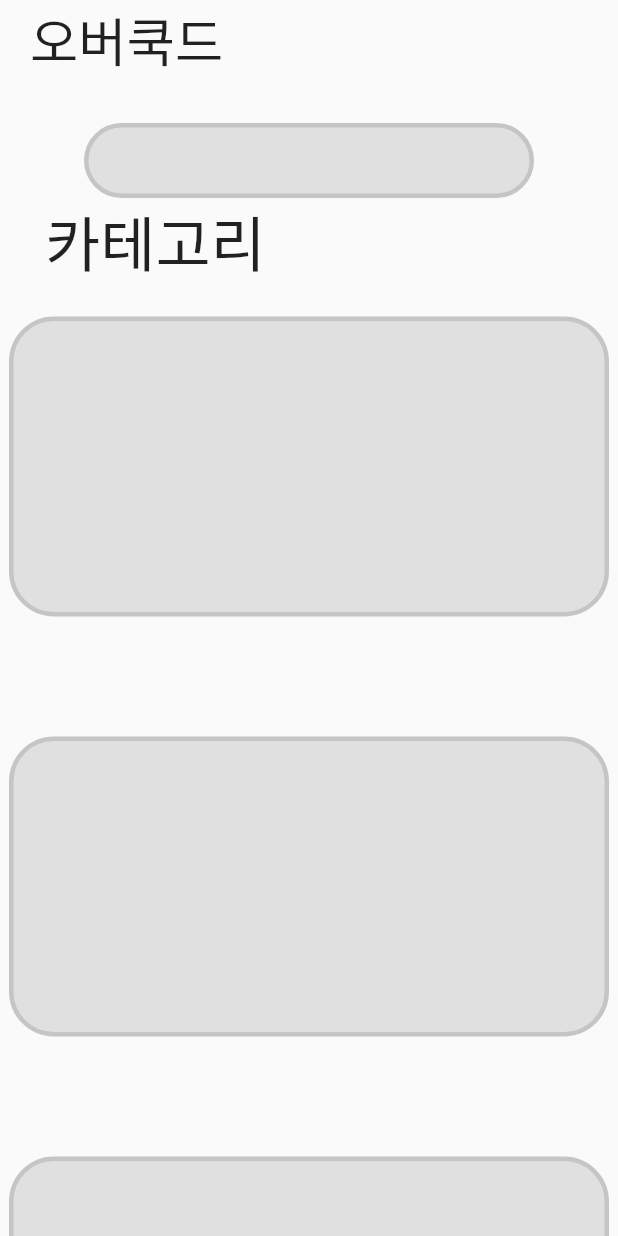
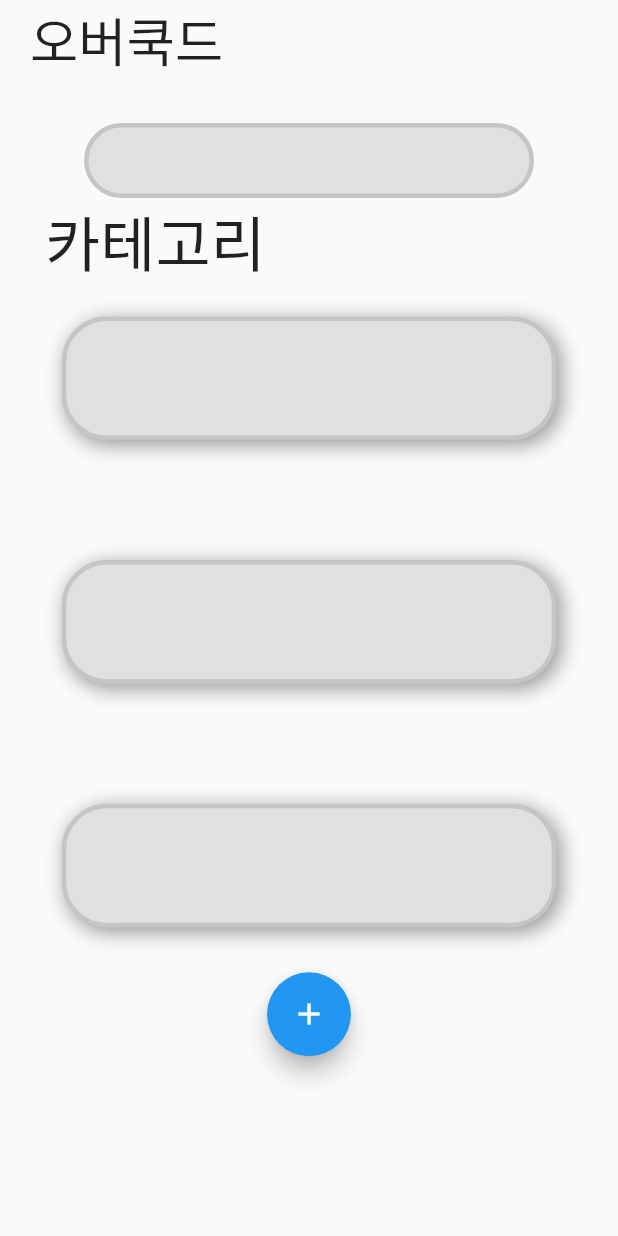
Before and after one commit to MintKangaroo/Food_Information_APP, a Flutter app: the screen it shows after launch, on a phone screen of 412 x 824 dp. Run offline on Flutter 3.47's test engine with Material 2 defaults, Android fonts, the phone set to English and light mode, and no system bars.

Commit message:
BoxDecoration 추가

```diff
--- a/food_information_app_project/lib/MainPage.dart
+++ b/food_information_app_project/lib/MainPage.dart
@@ -3,9 +3,17 @@ import 'package:flutter/material.dart';
 class MainPage extends StatelessWidget {
   @override
   Widget build(BuildContext context) {
+    var displayWidth = MediaQuery.of(context).size.width;
+    var displayHeight = MediaQuery.of(context).size.height;
+    // ignore: non_constant_identifier_names
+    var Boxwidth = displayWidth * 0.8;
+    // ignore: non_constant_identifier_names
+    var Boxheight = displayHeight * 0.1;
+
     return Scaffold(
-      body: SafeArea(
-        child: Column(children: [
+        body: SafeArea(
+      child: Column(
+        children: [
           Container(
             child: Row(
               mainAxisAlignment: MainAxisAlignment.start,
@@ -63,9 +71,17 @@ class MainPage extends StatelessWidget {
                     height: 20,
                   ),
                   Container(
-                    width: 400,
-                    height: 200,
+                    width: Boxwidth,
+                    height: Boxheight,
                     decoration: BoxDecoration(
+                        boxShadow: [
+                          BoxShadow(
+                            color: Colors.grey,
+                            offset: Offset(3.0, 3.0),
+                            blurRadius: 10.0,
+                            spreadRadius: 1.0,
+                          ),
+                        ],
                         color: Colors.grey[300],
                         borderRadius: BorderRadius.circular(30),
                         border: Border.all(color: Colors.black12, width: 3)),
@@ -74,9 +90,17 @@ class MainPage extends StatelessWidget {
                     height: 80,
                   ),
                   Container(
-                    width: 400,
-                    height: 200,
+                    width: Boxwidth,
+                    height: Boxheight,
                     decoration: BoxDecoration(
+                      boxShadow: [
+                          BoxShadow(
+                            color: Colors.grey,
+                            offset: Offset(3.0, 3.0),
+                            blurRadius: 10.0,
+                            spreadRadius: 1.0,
+                          ),
+                        ],
                         color: Colors.grey[300],
                         borderRadius: BorderRadius.circular(30),
                         border: Border.all(color: Colors.black12, width: 3)),
@@ -85,9 +109,17 @@ class MainPage extends StatelessWidget {
                     height: 80,
                   ),
                   Container(
-                    width: 400,
-                    height: 200,
+                    width: Boxwidth,
+                    height: Boxheight,
                     decoration: BoxDecoration(
+                      boxShadow: [
+                          BoxShadow(
+                            color: Colors.grey,
+                            offset: Offset(3.0, 3.0),
+                            blurRadius: 10.0,
+                            spreadRadius: 1.0,
+                          ),
+                        ],
                         color: Colors.grey[300],
                         borderRadius: BorderRadius.circular(30),
                         border: Border.all(color: Colors.black12, width: 3)),
@@ -97,11 +129,7 @@ class MainPage extends StatelessWidget {
             ),
           ),
           SizedBox(height: 30),
-          FloatingActionButton(onPressed: (){
-
-          },
-          child: Icon(Icons.add)
-        ),
+          FloatingActionButton(onPressed: () {}, child: Icon(Icons.add)),
         ],
       ),
     ));
--- a/food_information_app_project/lib/SplashPage.dart
+++ b/food_information_app_project/lib/SplashPage.dart
@@ -7,7 +7,7 @@ class SplashPage extends StatelessWidget {
   @override
   Widget build(BuildContext context) {
     ThemeData(primarySwatch: Colors.green);
-    Timer(Duration(seconds: 3), () => Navigator.pushNamed(context, '/Main'));
+    Timer(Duration(seconds: 3), () => Navigator.popAndPushNamed(context,  '/Main'));
 
     return Scaffold(
       body: Center(
```
Also changed, not shown: food_information_app_project/lib/LoginPage.dart (+30 -3 lines).
